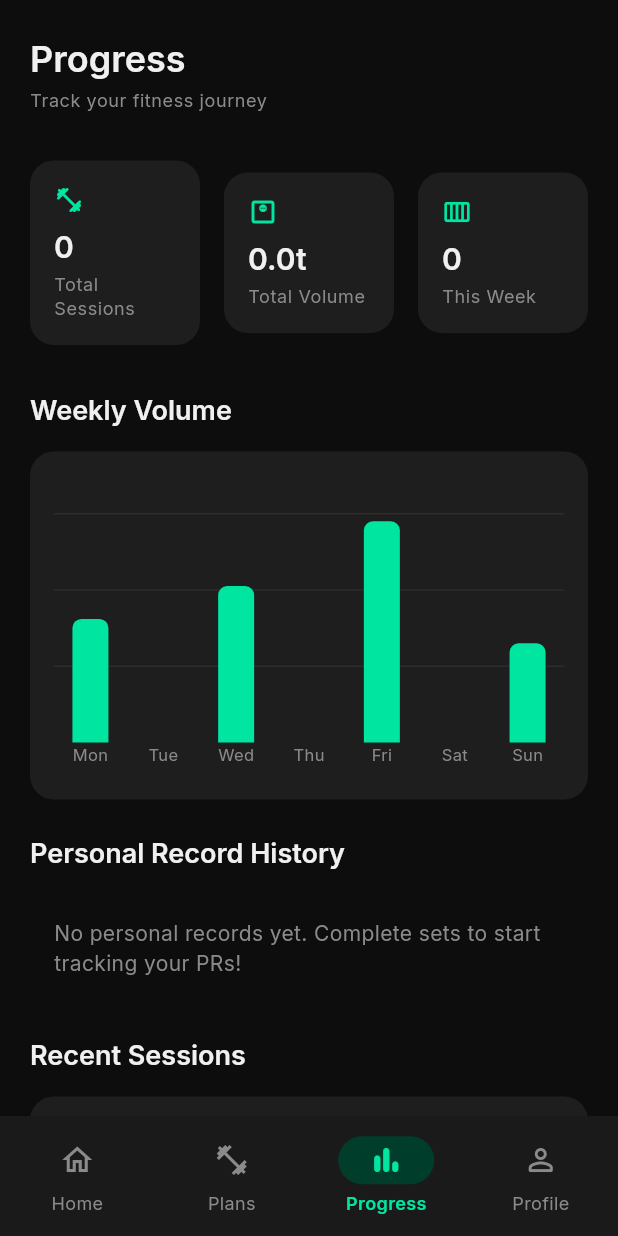
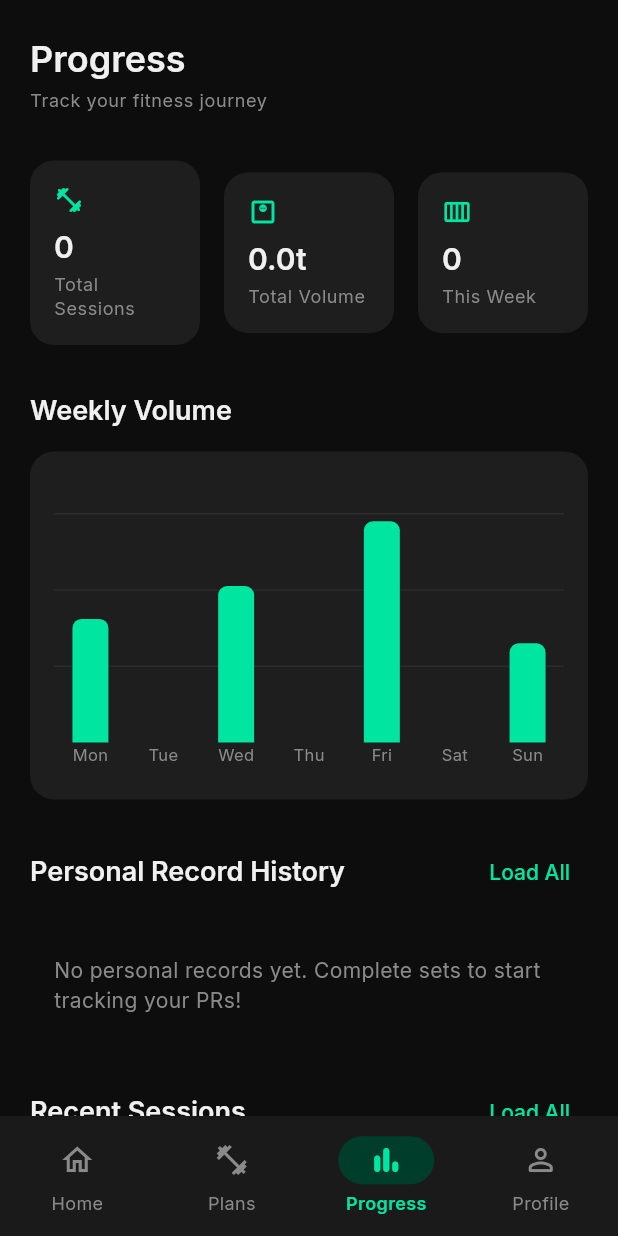
Before and after one commit to Claudius21/RepRise, a Flutter app: the ProgressScreen screen opened by its route, on a phone screen of 412 x 824 dp. Run offline on Flutter 3.47's test engine with Material 3 defaults, Android fonts, the phone set to English and light mode, and no system bars; drawn by our look-alikes of fl_chart; our stand-ins replace equatable, flutter_riverpod, go_router, google_fonts, shared_preferences, supabase_flutter; accounts and stored records are empty; network calls fail.

Commit message:
feat: limit Progress Screen lists to 5 items with Load All buttons
- Personal Record History: show last 5 PRs + Load All button
- Recent Sessions: show last 5 sessions + Load All button
- Added showAllPRs and showAllSessions state variables
- Improved performance by reducing initial list rendering
- Maintains full functionality when Load All is clicked

```diff
--- a/lib/src/screens/progress/progress_screen.dart
+++ b/lib/src/screens/progress/progress_screen.dart
@@ -24,6 +24,9 @@ class ProgressScreen extends ConsumerStatefulWidget {
 }
 
 class _ProgressScreenState extends ConsumerState<ProgressScreen> {
+  bool _showAllPRs = false;
+  bool _showAllSessions = false;
+
   @override
   void initState() {
     super.initState();
@@ -179,7 +182,17 @@ class _ProgressScreenState extends ConsumerState<ProgressScreen> {
                 child: Column(
                   crossAxisAlignment: CrossAxisAlignment.start,
                   children: [
-                    const SectionHeader(title: 'Personal Record History'),
+                    Row(
+                      mainAxisAlignment: MainAxisAlignment.spaceBetween,
+                      children: [
+                        const SectionHeader(title: 'Personal Record History'),
+                        if (!_showAllPRs)
+                          TextButton(
+                            onPressed: () => setState(() => _showAllPRs = true),
+                            child: const Text('Load All'),
+                          ),
+                      ],
+                    ),
                     const SizedBox(height: AppSpacing.md),
                   ],
                 ),
@@ -187,7 +200,7 @@ class _ProgressScreenState extends ConsumerState<ProgressScreen> {
             ),
             SliverPadding(
               padding: const EdgeInsets.symmetric(horizontal: 20),
-              sliver: _PRHistoryList(),
+              sliver: _PRHistoryList(limit: _showAllPRs ? null : 5),
             ),
             SliverPadding(
               padding: const EdgeInsets.fromLTRB(20, 24, 20, 0),
@@ -195,7 +208,17 @@ class _ProgressScreenState extends ConsumerState<ProgressScreen> {
                 child: Column(
                   crossAxisAlignment: CrossAxisAlignment.start,
                   children: [
-                    const SectionHeader(title: 'Recent Sessions'),
+                    Row(
+                      mainAxisAlignment: MainAxisAlignment.spaceBetween,
+                      children: [
+                        const SectionHeader(title: 'Recent Sessions'),
+                        if (!_showAllSessions)
+                          TextButton(
+                            onPressed: () => setState(() => _showAllSessions = true),
+                            child: const Text('Load All'),
+                          ),
+                      ],
+                    ),
                     const SizedBox(height: AppSpacing.md),
                   ],
                 ),
@@ -239,7 +262,7 @@ class _ProgressScreenState extends ConsumerState<ProgressScreen> {
                         child: _SessionTile(session: session),
                       );
                     },
-                    childCount: sessions.length,
+                    childCount: _showAllSessions ? sessions.length : sessions.length.clamp(0, 5),
                   ),
                 ),
               ),
@@ -280,6 +303,10 @@ class _SummaryCard extends StatelessWidget {
 }
 
 class _PRHistoryList extends ConsumerWidget {
+  final int? limit;
+
+  const _PRHistoryList({this.limit});
+
   @override
   Widget build(BuildContext context, WidgetRef ref) {
     final prState = ref.watch(personalRecordsProvider);
@@ -311,10 +338,15 @@ class _PRHistoryList extends ConsumerWidget {
     final sortedRecords = List<PersonalRecord>.from(prState.records)
       ..sort((a, b) => b.achievedAt.compareTo(a.achievedAt));
 
+    // Apply limit if specified
+    final displayRecords = limit != null
+        ? sortedRecords.take(limit!).toList()
+        : sortedRecords;
+
     return SliverList(
       delegate: SliverChildBuilderDelegate(
         (ctx, i) {
-          final record = sortedRecords[i];
+          final record = displayRecords[i];
           final date = DateFormat('EEE, MMM d').format(record.achievedAt);
           final isBodyweight = record.weightKg == 0;
 
@@ -374,7 +406,7 @@ class _PRHistoryList extends ConsumerWidget {
             ),
           );
         },
-        childCount: sortedRecords.length,
+        childCount: displayRecords.length,
       ),
     );
   }
```
